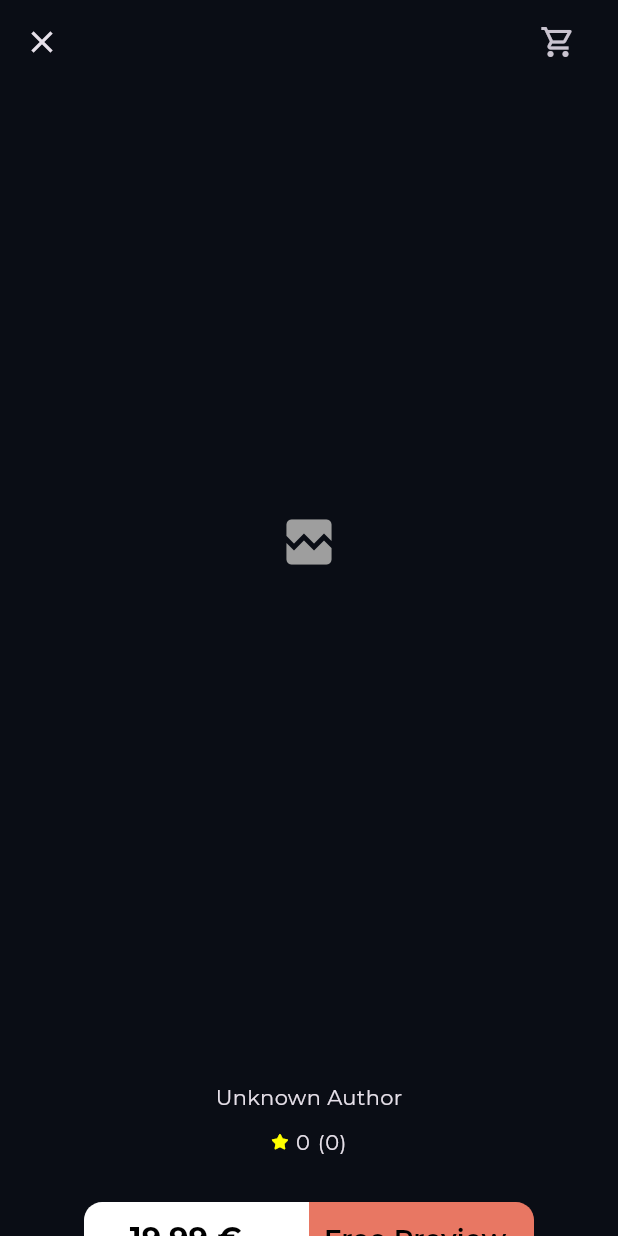
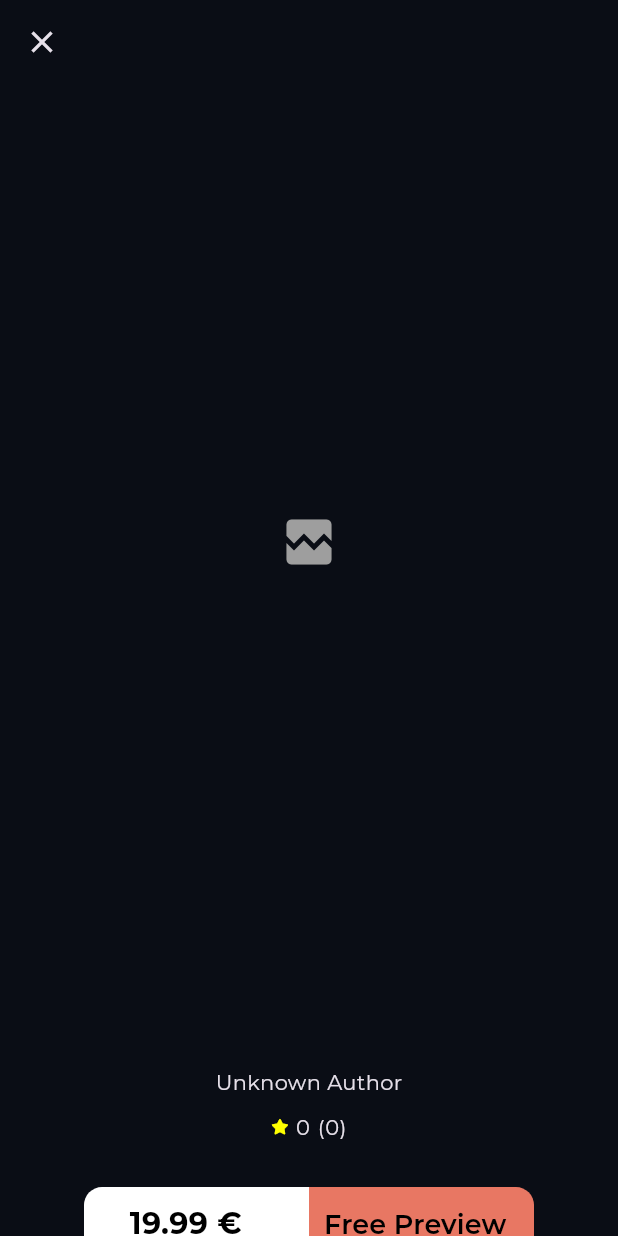
Before and after one commit to moshehata7/flutter_bookly_app, a Flutter app: the BookDetailsView screen opened directly with empty values, on a phone screen of 412 x 824 dp. Run offline on Flutter 3.47's test engine with Material 3 defaults, Android fonts, the phone set to English and light mode, and no system bars; our stand-ins replace bloc, dartz, dio, equatable, flutter_bloc, font_awesome_flutter and 4 more; network calls fail; project files that could hold a hidden picture were left out.

```diff
--- a/lib/features/home/presentation/views/book_detail_view.dart
+++ b/lib/features/home/presentation/views/book_detail_view.dart
@@ -35,13 +35,6 @@ class _BookDetailsViewState extends State<BookDetailsView> {
           onPressed: () => GoRouter.of(context).pop(),
           icon: const Icon(Icons.close),
         ),
-        actions: [
-          IconButton(
-            onPressed: () {},
-            icon: const Icon(Icons.shopping_cart_outlined),
-          ),
-          const SizedBox(width: 16),
-        ],
       ),
       body: BookDetailsViewBody(book: widget.book),
     );
--- a/lib/features/home/presentation/views/widgets/book_details_section.dart
+++ b/lib/features/home/presentation/views/widgets/book_details_section.dart
@@ -19,7 +19,7 @@ class BookDetailsSection extends StatelessWidget {
     return Column(
       children: [
         CustomImage(img: volumeInfo?.imageLinks?.thumbnail ?? ""),
-        const SizedBox(height: 25),
+        const SizedBox(height: 15),
 
         Text(
           volumeInfo?.title ?? "No Title",
```
Also changed, not shown: lib/core/utils/api_service.dart (+4 -4 lines), lib/features/search/presentation/views/widgets/search_view_body.dart (+10 -1 lines).
